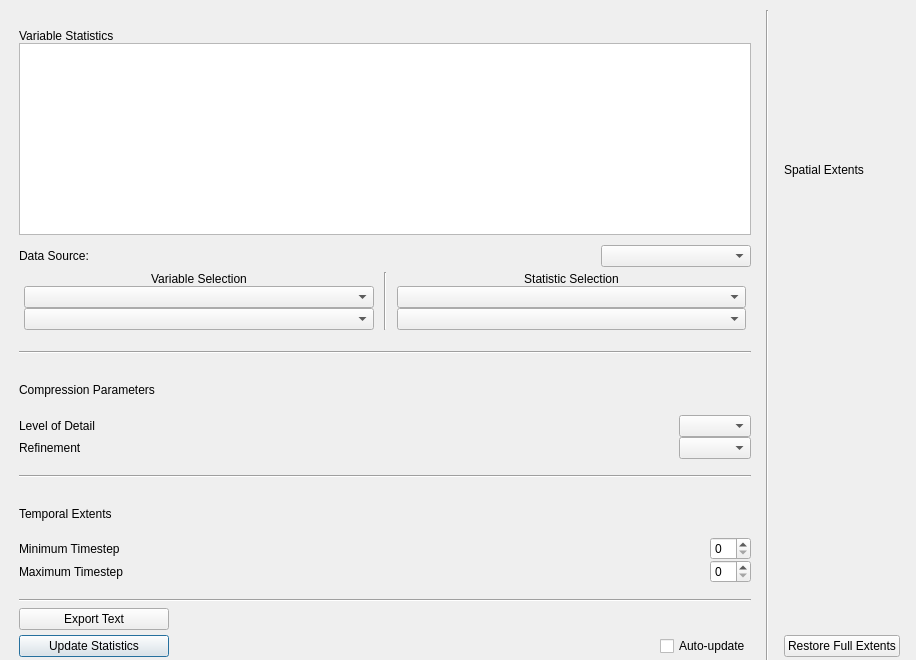
StasJ/vapor-formatted, file apps/vaporgui/statsWindow.ui: the form before one commit.
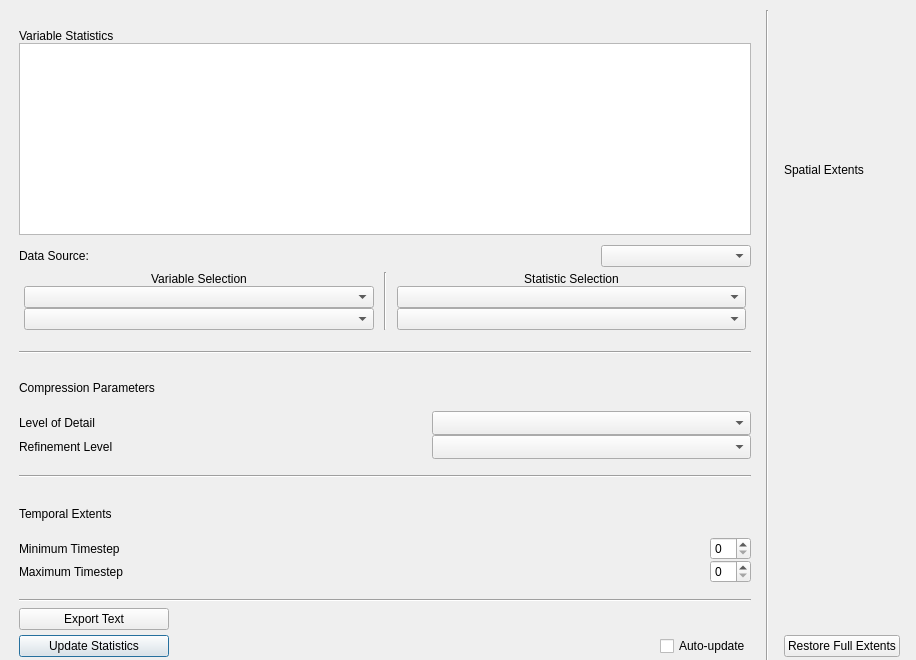
The form after the commit. Custom widgets are drawn as their Qt base class.

Commit message: size policy adjustment

```diff
--- a/apps/vaporgui/statsWindow.ui
+++ b/apps/vaporgui/statsWindow.ui
@@ -276,7 +276,7 @@
            <item>
             <widget class="QLabel" name="CRatioLabel">
              <property name="text">
-              <string>Level of Detail</string>
+              <string>Level of Detail     </string>
              </property>
             </widget>
            </item>
@@ -287,14 +287,27 @@
              </property>
              <property name="sizeHint" stdset="0">
               <size>
-               <width>40</width>
+               <width>49</width>
                <height>20</height>
               </size>
              </property>
             </spacer>
            </item>
            <item>
-            <widget class="QComboBox" name="LODCombo"/>
+            <widget class="QComboBox" name="LODCombo">
+             <property name="sizePolicy">
+              <sizepolicy hsizetype="MinimumExpanding" vsizetype="Fixed">
+               <horstretch>0</horstretch>
+               <verstretch>0</verstretch>
+              </sizepolicy>
+             </property>
+             <property name="sizeAdjustPolicy">
+              <enum>QComboBox::AdjustToMinimumContentsLengthWithIcon</enum>
+             </property>
+             <property name="frame">
+              <bool>true</bool>
+             </property>
+            </widget>
            </item>
           </layout>
          </item>
@@ -306,7 +319,7 @@
            <item>
             <widget class="QLabel" name="RefLabel">
              <property name="text">
-              <string>Refinement</string>
+              <string>Refinement Level</string>
              </property>
             </widget>
            </item>
@@ -325,6 +338,15 @@
            </item>
            <item>
             <widget class="QComboBox" name="RefCombo">
+             <property name="sizePolicy">
+              <sizepolicy hsizetype="MinimumExpanding" vsizetype="Fixed">
+               <horstretch>0</horstretch>
+               <verstretch>0</verstretch>
+              </sizepolicy>
+             </property>
+             <property name="sizeAdjustPolicy">
+              <enum>QComboBox::AdjustToMinimumContentsLengthWithIcon</enum>
+             </property>
              <property name="frame">
               <bool>true</bool>
              </property>
```
